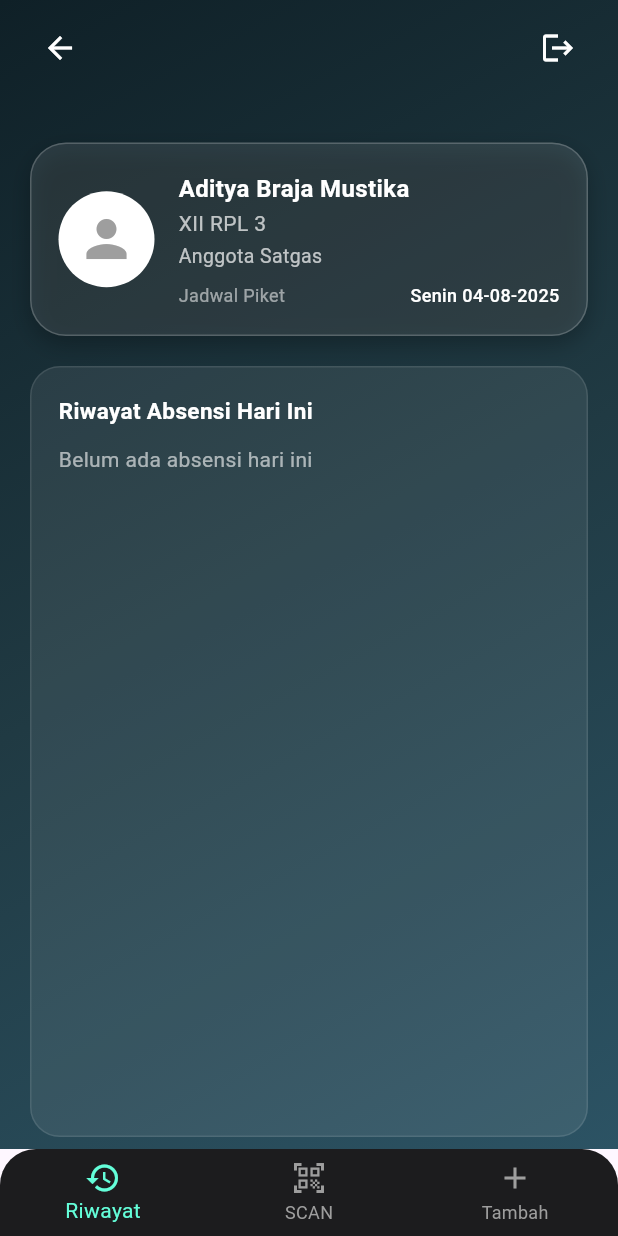
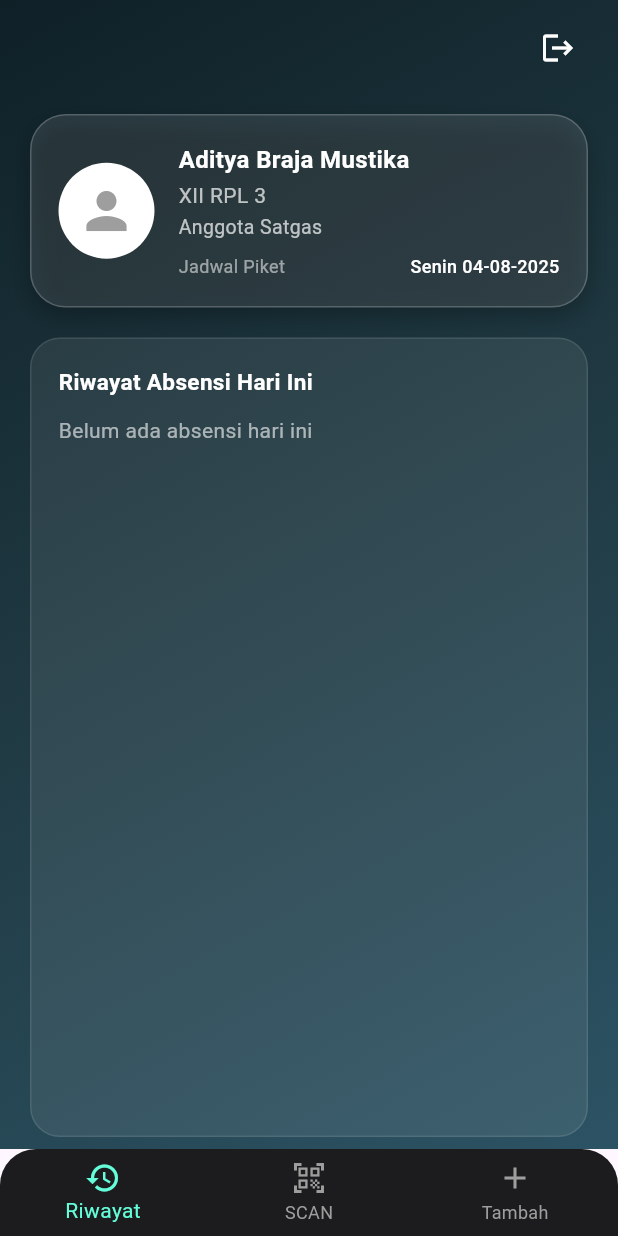
Before and after one commit to ArvaRasendriya/SistemParkirSekolah, a Flutter app: the screen it shows once a user with an empty profile is signed in, on a phone screen of 412 x 824 dp. Run offline on Flutter 3.47's test engine with Material 3 defaults, Android fonts, the phone set to English and light mode, and no system bars; our stand-ins replace audioplayers, google_fonts, image_picker, qr_flutter, supabase_flutter; missing offline and left inert: mobile_scanner; accounts and stored records are empty.

Commit message:
profile qr_scan

```diff
--- a/lib/pages/profile_page.dart
+++ b/lib/pages/profile_page.dart
@@ -4,6 +4,7 @@ import 'package:supabase_flutter/supabase_flutter.dart';
 import 'riwayat_page.dart';
 import 'qr_scan_page.dart';
 import 'daftar_page.dart';
+import 'login_page.dart'; // pastikan ada file login_page.dart
 
 class ProfilePage extends StatefulWidget {
   const ProfilePage({super.key});
@@ -25,6 +26,13 @@ class _ProfilePageState extends State<ProfilePage> {
 
   void logout() async {
     await authService.signOut();
+
+    if (!mounted) return;
+    Navigator.pushAndRemoveUntil(
+      context,
+      MaterialPageRoute(builder: (_) => const LoginPage()),
+      (route) => false,
+    );
   }
 
   Future<void> fetchTodayHistory() async {
@@ -47,16 +55,14 @@ class _ProfilePageState extends State<ProfilePage> {
 
   @override
   Widget build(BuildContext context) {
-    final currentEmail = authService.getCurrentUserEmail();
-
     return Scaffold(
       body: Container(
         decoration: const BoxDecoration(
           gradient: LinearGradient(
             colors: [
-              Color(0xFF0F2027), // hitam kebiruan
-              Color(0xFF203A43), // biru gelap
-              Color(0xFF2C5364), // abu kebiruan
+              Color(0xFF0F2027),
+              Color(0xFF203A43),
+              Color(0xFF2C5364),
             ],
             begin: Alignment.topLeft,
             end: Alignment.bottomRight,
@@ -69,12 +75,8 @@ class _ProfilePageState extends State<ProfilePage> {
               child: Padding(
                 padding: const EdgeInsets.symmetric(horizontal: 16, vertical: 8),
                 child: Row(
-                  mainAxisAlignment: MainAxisAlignment.spaceBetween,
+                  mainAxisAlignment: MainAxisAlignment.end,
                   children: [
-                    IconButton(
-                      icon: const Icon(Icons.arrow_back, color: Colors.white),
-                      onPressed: () {},
-                    ),
                     IconButton(
                       onPressed: logout,
                       icon: const Icon(Icons.logout, color: Colors.white),
@@ -84,21 +86,12 @@ class _ProfilePageState extends State<ProfilePage> {
               ),
             ),
 
-            // Email User
-            Text(
-              currentEmail.toString(),
-              style: const TextStyle(
-                  color: Colors.white70,
-                  fontSize: 13,
-                  fontWeight: FontWeight.w300),
-            ),
-
             // Card Profile
             Container(
               margin: const EdgeInsets.symmetric(horizontal: 20, vertical: 12),
               padding: const EdgeInsets.all(18),
               decoration: BoxDecoration(
-                color: Colors.white.withOpacity(0.1), // efek kaca
+                color: Colors.white.withOpacity(0.1),
                 borderRadius: BorderRadius.circular(24),
                 border: Border.all(color: Colors.white.withOpacity(0.2)),
                 boxShadow: [
```
Also changed, not shown: lib/pages/qr_scan_page.dart (+31 -16 lines), 1 other file.
